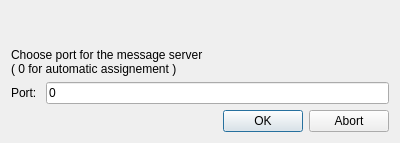
Before: the Qt Designer form ilastik/widgets/choosePortDialog.ui in ilastik/ilastik, drawn with Qt 5.
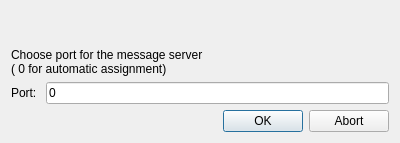
After: the same form once the commit is applied.

```diff
--- a/ilastik/widgets/choosePortDialog.ui
+++ b/ilastik/widgets/choosePortDialog.ui
@@ -28,7 +28,7 @@
     <widget class="QLabel" name="message">
      <property name="text">
       <string>Choose port for the message server
-( 0 for automatic assignement )</string>
+( 0 for automatic assignment)</string>
      </property>
     </widget>
    </item>
```
